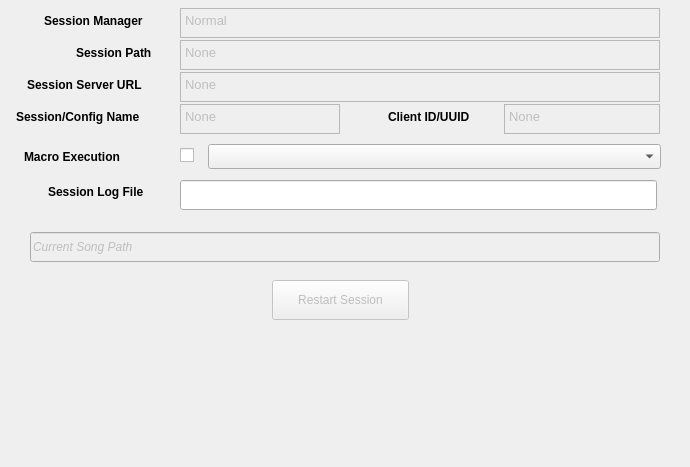
Before: the Qt Designer form seq_qt5/forms/qsessionframe.ui in ahlstromcj/seq66, drawn with Qt 5.
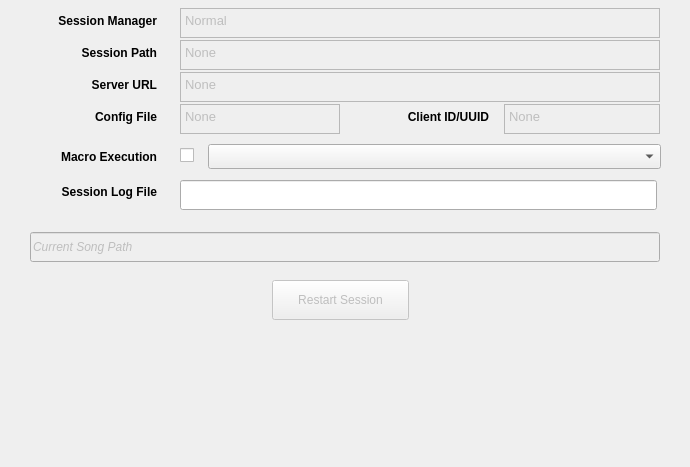
After: the same form once the commit is applied.

Patch:
```diff
--- a/seq_qt5/forms/qsessionframe.ui
+++ b/seq_qt5/forms/qsessionframe.ui
@@ -16,9 +16,9 @@
   <widget class="QLabel" name="sessionNameLabel">
    <property name="geometry">
     <rect>
-     <x>76</x>
+     <x>8</x>
      <y>44</y>
-     <width>100</width>
+     <width>149</width>
      <height>18</height>
     </rect>
    </property>
@@ -37,6 +37,9 @@
    <property name="text">
     <string>Session Path</string>
    </property>
+   <property name="alignment">
+    <set>Qt::AlignRight|Qt::AlignTrailing|Qt::AlignVCenter</set>
+   </property>
   </widget>
   <widget class="QTextEdit" name="sessionNameText">
    <property name="enabled">
@@ -79,9 +82,9 @@
   <widget class="QLabel" name="sessionServerUrl">
    <property name="geometry">
     <rect>
-     <x>27</x>
+     <x>20</x>
      <y>76</y>
-     <width>145</width>
+     <width>137</width>
      <height>18</height>
     </rect>
    </property>
@@ -98,7 +101,10 @@
     </font>
    </property>
    <property name="text">
-    <string>Session Server URL</string>
+    <string>Server URL</string>
+   </property>
+   <property name="alignment">
+    <set>Qt::AlignRight|Qt::AlignTrailing|Qt::AlignVCenter</set>
    </property>
   </widget>
   <widget class="QTextEdit" name="sessionUrlText">
@@ -142,9 +148,9 @@
   <widget class="QLabel" name="sessionLogLabel">
    <property name="geometry">
     <rect>
-     <x>48</x>
+     <x>12</x>
      <y>176</y>
-     <width>125</width>
+     <width>145</width>
      <height>32</height>
     </rect>
    </property>
@@ -163,6 +169,9 @@
    <property name="text">
     <string>Session Log File</string>
    </property>
+   <property name="alignment">
+    <set>Qt::AlignRight|Qt::AlignTrailing|Qt::AlignVCenter</set>
+   </property>
   </widget>
   <widget class="QPushButton" name="pushButtonReload">
    <property name="enabled">
@@ -236,9 +245,9 @@
   <widget class="QLabel" name="sessionManagerNameLabel">
    <property name="geometry">
     <rect>
-     <x>44</x>
+     <x>16</x>
      <y>12</y>
-     <width>132</width>
+     <width>141</width>
      <height>18</height>
     </rect>
    </property>
@@ -251,13 +260,16 @@
    <property name="text">
     <string>Session Manager</string>
    </property>
+   <property name="alignment">
+    <set>Qt::AlignRight|Qt::AlignTrailing|Qt::AlignVCenter</set>
+   </property>
   </widget>
   <widget class="QLabel" name="displayNameLabel">
    <property name="geometry">
     <rect>
-     <x>16</x>
+     <x>12</x>
      <y>108</y>
-     <width>157</width>
+     <width>145</width>
      <height>18</height>
     </rect>
    </property>
@@ -268,15 +280,18 @@
     </font>
    </property>
    <property name="text">
-    <string>Session/Config Name</string>
+    <string>Config File</string>
+   </property>
+   <property name="alignment">
+    <set>Qt::AlignRight|Qt::AlignTrailing|Qt::AlignVCenter</set>
    </property>
   </widget>
   <widget class="QLabel" name="clientIdLabel">
    <property name="geometry">
     <rect>
-     <x>388</x>
+     <x>364</x>
      <y>108</y>
-     <width>117</width>
+     <width>125</width>
      <height>18</height>
     </rect>
    </property>
@@ -289,6 +304,9 @@
    <property name="text">
     <string>Client ID/UUID</string>
    </property>
+   <property name="alignment">
+    <set>Qt::AlignRight|Qt::AlignTrailing|Qt::AlignVCenter</set>
+   </property>
   </widget>
   <widget class="QTextEdit" name="displayNameText">
    <property name="enabled">
@@ -407,7 +425,7 @@
     <rect>
      <x>24</x>
      <y>148</y>
-     <width>141</width>
+     <width>133</width>
      <height>17</height>
     </rect>
    </property>
@@ -420,6 +438,9 @@
    <property name="text">
     <string>Macro Execution</string>
    </property>
+   <property name="alignment">
+    <set>Qt::AlignRight|Qt::AlignTrailing|Qt::AlignVCenter</set>
+   </property>
   </widget>
   <widget class="QComboBox" name="macroComboBox">
    <property name="geometry">
```
Left out of the diff: 15 changed lines with no effect on the pictures.
